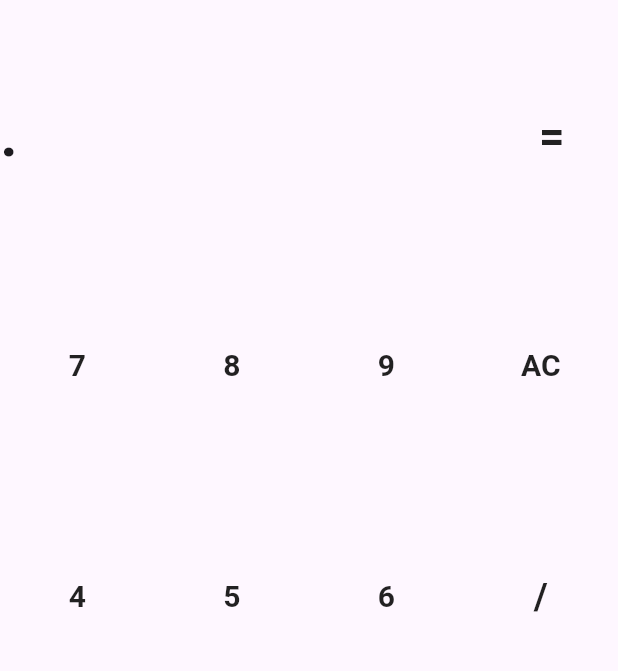
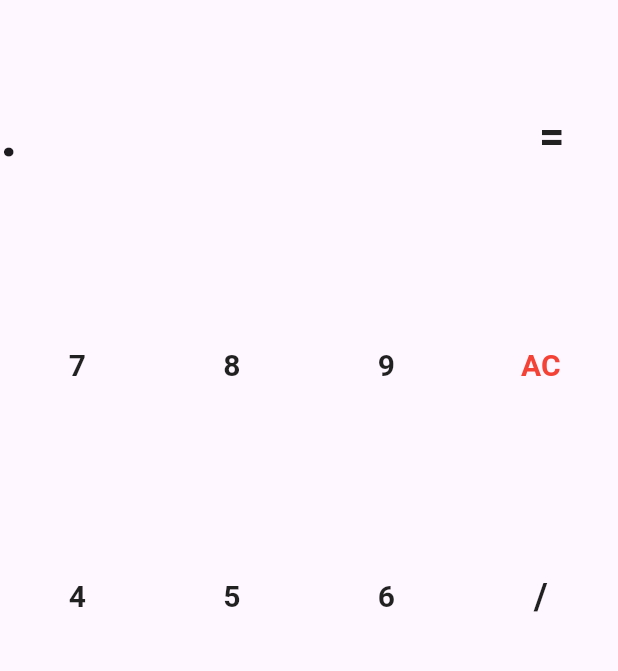
Before and after one commit to f1amekaiser/calculator-app, a Flutter app: the screen it shows after launch, item 2 of the bottom bar chosen, on a phone screen of 412 x 824 dp, the part 63-734 px from its top. Run offline on Flutter 3.47's test engine with Material 3 defaults, Android fonts, the light colour scheme and no system bars; our stand-ins replace math_expressions.

Commit message:
modify color

```diff
--- a/lib/main.dart
+++ b/lib/main.dart
@@ -123,8 +123,10 @@ class _AppBodyState extends State<AppBody> {
                   },
                   child: Text(
                     "AC",
-                    style:
-                        TextStyle(fontWeight: FontWeight.bold, fontSize: 20.0),
+                    style: TextStyle(
+                        fontWeight: FontWeight.bold,
+                        fontSize: 20.0,
+                        color: Colors.red),
                   ),
                 ),
               ),
```
